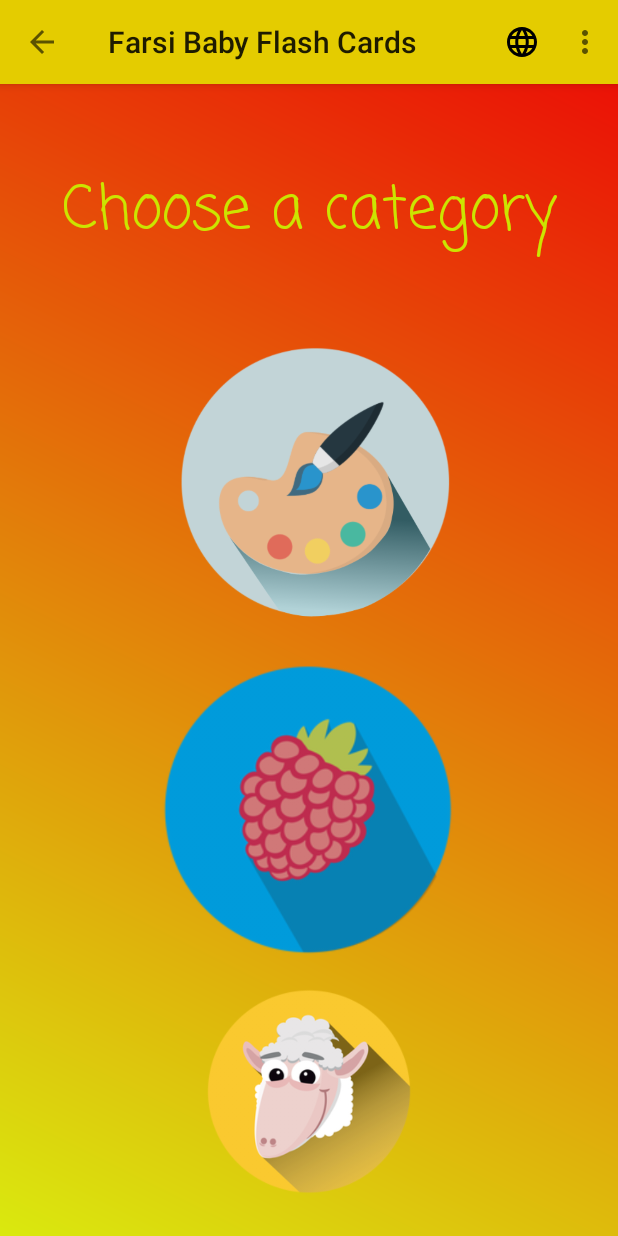
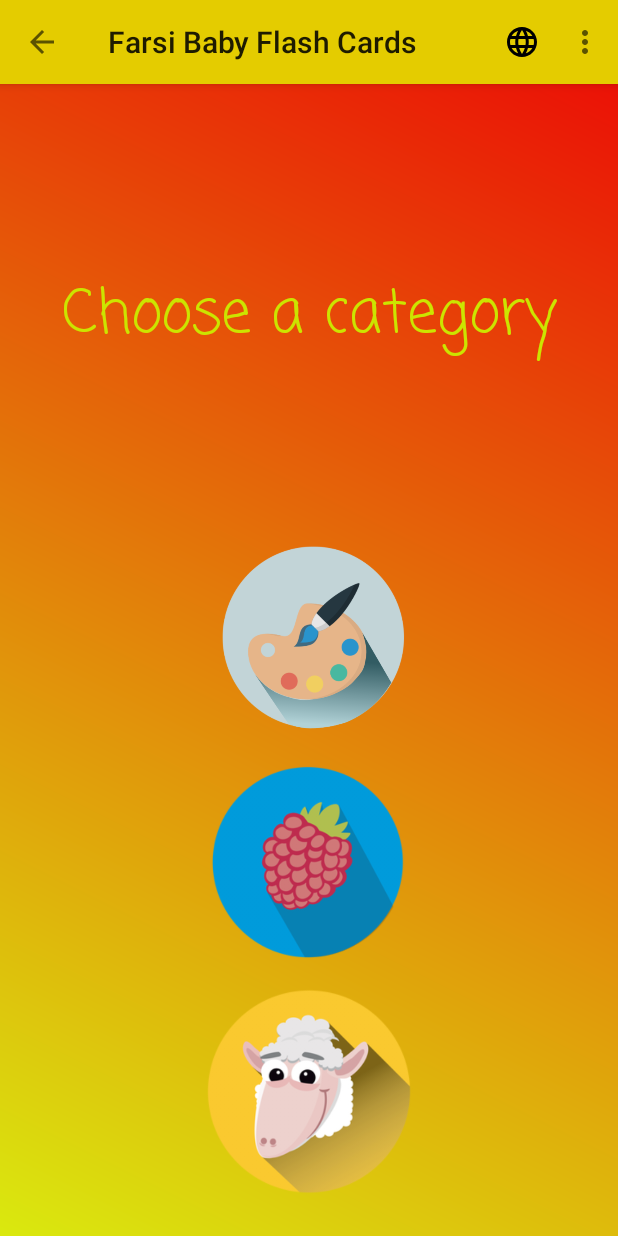
Before and after one commit to amoallem/BabyFlashCards, an Android app: the screen it shows after launch (HomeActivity), on a phone screen of 412 x 824 dp. Run offline under Robolectric (Android 15) with nearby library versions, the phone set to English and light mode, and no system bars.

Commit message:
center image buttons

```diff
--- a/app/src/main/res/layout/activity_home.xml
+++ b/app/src/main/res/layout/activity_home.xml
@@ -31,38 +31,38 @@
 
         <ImageButton
             android:id="@+id/buttonColors"
-            android:layout_width="fill_parent"
+            android:layout_width="152dp"
             android:src="@drawable/colors_icon2"
             android:background="@drawable/rounded_button"
             android:contentDescription="Colors"
             android:padding="2dp"
             android:layout_margin="1dp"
-            android:layout_weight="1"
             android:layout_height="@dimen/homepage_icon_height"
-            android:scaleType="fitCenter" />
+            android:scaleType="fitCenter"
+            android:layout_gravity="center"/>
 
         <ImageButton
             android:id="@+id/buttonFruits"
-            android:layout_width="fill_parent"
+            android:layout_width="159dp"
             android:layout_height="@dimen/homepage_icon_height"
             android:src="@drawable/fruits_icon2"
             android:background="@drawable/rounded_button"
             android:contentDescription="Fruits"
             android:padding="5dp"
             android:layout_margin="1dp"
-            android:layout_weight="1"
-            android:scaleType="fitCenter" />
+            android:scaleType="fitCenter"
+            android:layout_gravity="center" />
 
         <ImageButton
             android:id="@+id/buttonAnimals"
-            android:layout_width="fill_parent"
+            android:layout_width="153dp"
             android:layout_height="@dimen/homepage_icon_height"
             android:src="@drawable/animals_icon2"
             android:background="@drawable/rounded_button"
             android:contentDescription="Animals"
             android:padding="2dp"
             android:layout_margin="1dp"
-            android:layout_gravity="center_vertical"
-            android:scaleType="fitCenter" />
+            android:scaleType="fitCenter"
+            android:layout_gravity="center"/>
     </LinearLayout>
 </ScrollView>
```
